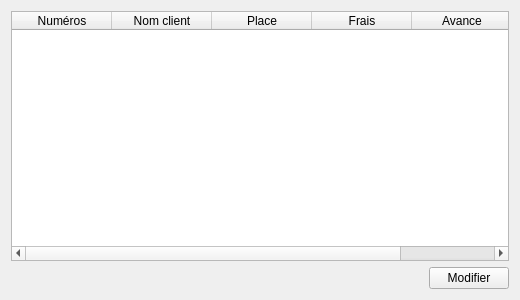
This is src/views/BookingList/BookingListView.ui in DinaTolotra/QReservation as Qt 5 draws it before an edit. The edited form follows.
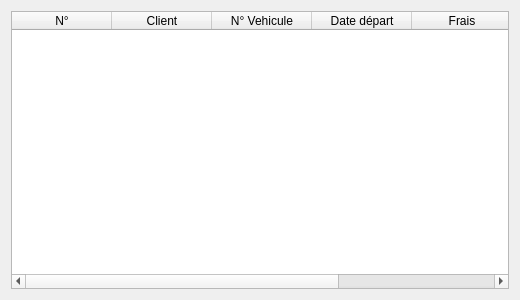
This is the edited form. Icons and pictures are not drawn.

Commit message: List saved booking 2

```diff
--- a/src/views/BookingList/BookingListView.ui
+++ b/src/views/BookingList/BookingListView.ui
@@ -30,17 +30,22 @@
      </attribute>
      <column>
       <property name="text">
-       <string>Numéros</string>
+       <string>N°</string>
       </property>
      </column>
      <column>
       <property name="text">
-       <string>Nom client</string>
+       <string>Client</string>
       </property>
      </column>
      <column>
       <property name="text">
-       <string>Place</string>
+       <string>N° Vehicule</string>
+      </property>
+     </column>
+     <column>
+      <property name="text">
+       <string>Date départ</string>
       </property>
      </column>
      <column>
@@ -55,34 +60,6 @@
      </column>
     </widget>
    </item>
-   <item>
-    <layout class="QHBoxLayout" name="horizontalLayout">
-     <item>
-      <spacer name="spc">
-       <property name="orientation">
-        <enum>Qt::Orientation::Horizontal</enum>
-       </property>
-       <property name="sizeHint" stdset="0">
-        <size>
-         <width>40</width>
-         <height>20</height>
-        </size>
-       </property>
-      </spacer>
-     </item>
-     <item>
-      <widget class="QPushButton" name="modifBtn">
-       <property name="text">
-        <string>Modifier</string>
-       </property>
-       <property name="icon">
-        <iconset resource="../../../res/ressources.qrc">
-         <normaloff>:/icons/icons/edit-3.svg</normaloff>:/icons/icons/edit-3.svg</iconset>
-       </property>
-      </widget>
-     </item>
-    </layout>
-   </item>
   </layout>
  </widget>
  <resources>
```
Left out of the diff: 4 changed lines with no effect on the pictures. The commit also changes 14 other files.
